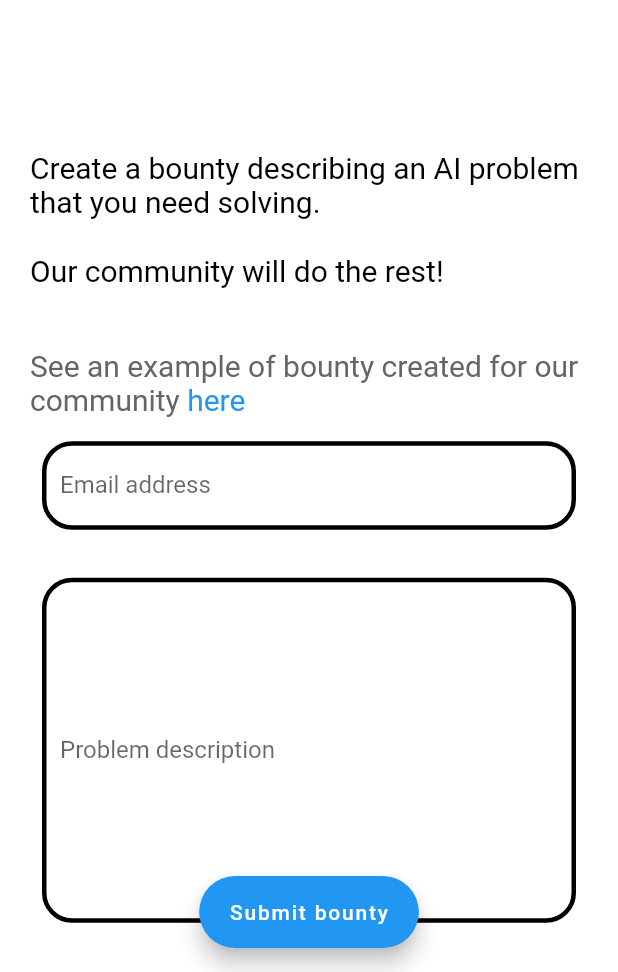
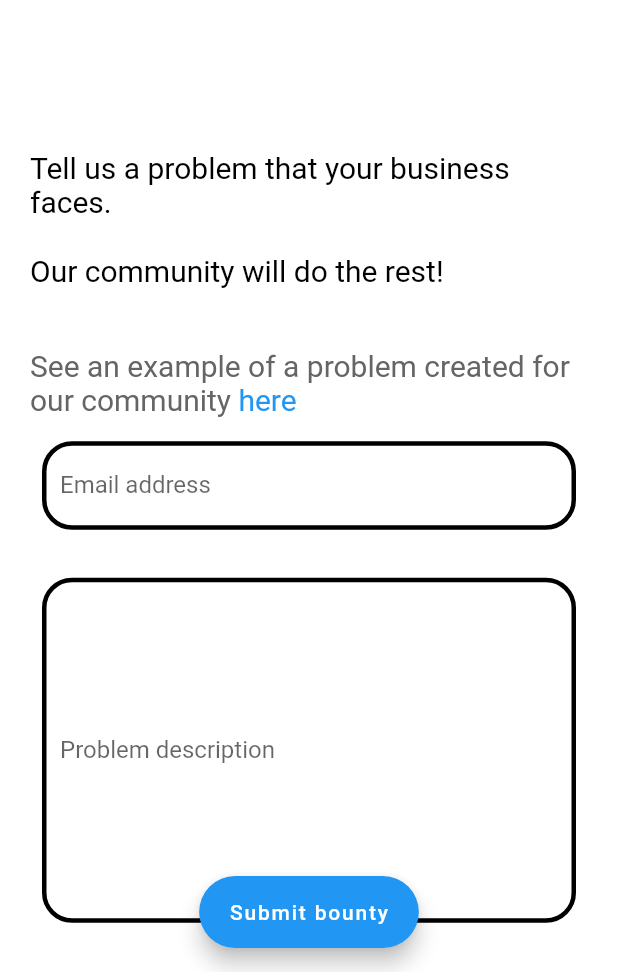
Before and after one commit to esotsm54/Dhali-website, a Flutter app: the BountyPage screen opened by its route, on a phone screen of 412 x 824 dp, the part 264-1236 px from its top. Run offline on Flutter 3.47's test engine with Material 2 defaults, Android fonts, the phone set to English and light mode, and no system bars; our stand-ins replace cloud_firestore, firebase_core, flutter_markdown, flutter_svg; accounts and stored records are empty.

Commit message:
Update: bounty -> business problem

```diff
--- a/lib/bounty.dart
+++ b/lib/bounty.dart
@@ -144,8 +144,8 @@ class _BountyFormState extends State<BountyForm> {
       crossAxisAlignment: CrossAxisAlignment.start,
       children: <Widget>[
         SelectableText(
-            'Create a bounty describing an AI problem that '
-            'you need solving.\n\nOur community will do the rest!',
+            'Tell us a problem that your business faces.'
+            '\n\nOur community will do the rest!',
             style: TextStyle(color: Colors.black, fontSize: 20)),
         const SizedBox(
           height: 40,
@@ -155,7 +155,8 @@ class _BountyFormState extends State<BountyForm> {
             style: defaultStyle,
             children: <TextSpan>[
               TextSpan(
-                  text: 'See an example of bounty created for our community '),
+                  text:
+                      'See an example of a problem created for our community '),
               TextSpan(
                   text: 'here',
                   style: linkStyle,
--- a/lib/main.dart
+++ b/lib/main.dart
@@ -116,8 +116,8 @@ class _MyHomePageState extends State<MyHomePage> {
           ],
         ),
       ),
-      floatingActionButton:
-          getPageNavigationActionButton(context, "Add bounty", "/bounty"),
+      floatingActionButton: getPageNavigationActionButton(
+          context, "Tell us your business problems", "/bounty"),
       floatingActionButtonLocation: FloatingActionButtonLocation.centerFloat,
     );
   }
```
Also changed, not shown: 1 other file.
